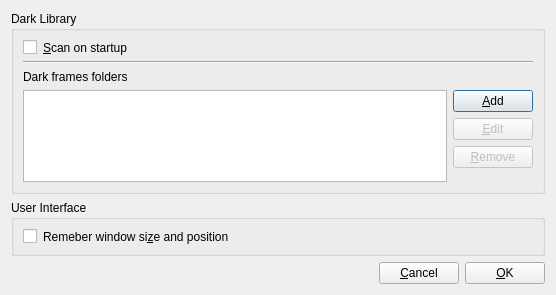
Above: src/gui/forms/prefDialog.ui from deufrai/astrawdark-src before the change. Below: the same form after it.
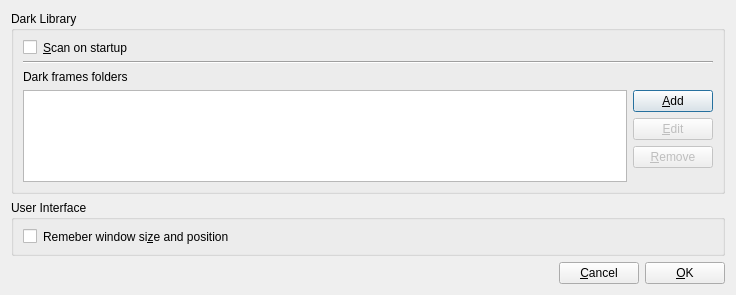
That is the form after the change.

Commit message: ARD-138: Increase prefs dialog minimum width

Patch:
```diff
--- a/src/gui/forms/prefDialog.ui
+++ b/src/gui/forms/prefDialog.ui
@@ -6,7 +6,7 @@
    <rect>
     <x>0</x>
     <y>0</y>
-    <width>556</width>
+    <width>736</width>
     <height>295</height>
    </rect>
   </property>
@@ -62,7 +62,14 @@
           <item>
            <layout class="QHBoxLayout" name="horizontalLayout_2">
             <item>
-             <widget class="QListWidget" name="lstDarkFolders"/>
+             <widget class="QListWidget" name="lstDarkFolders">
+              <property name="minimumSize">
+               <size>
+                <width>600</width>
+                <height>0</height>
+               </size>
+              </property>
+             </widget>
             </item>
             <item>
              <layout class="QVBoxLayout" name="verticalLayout">
```
